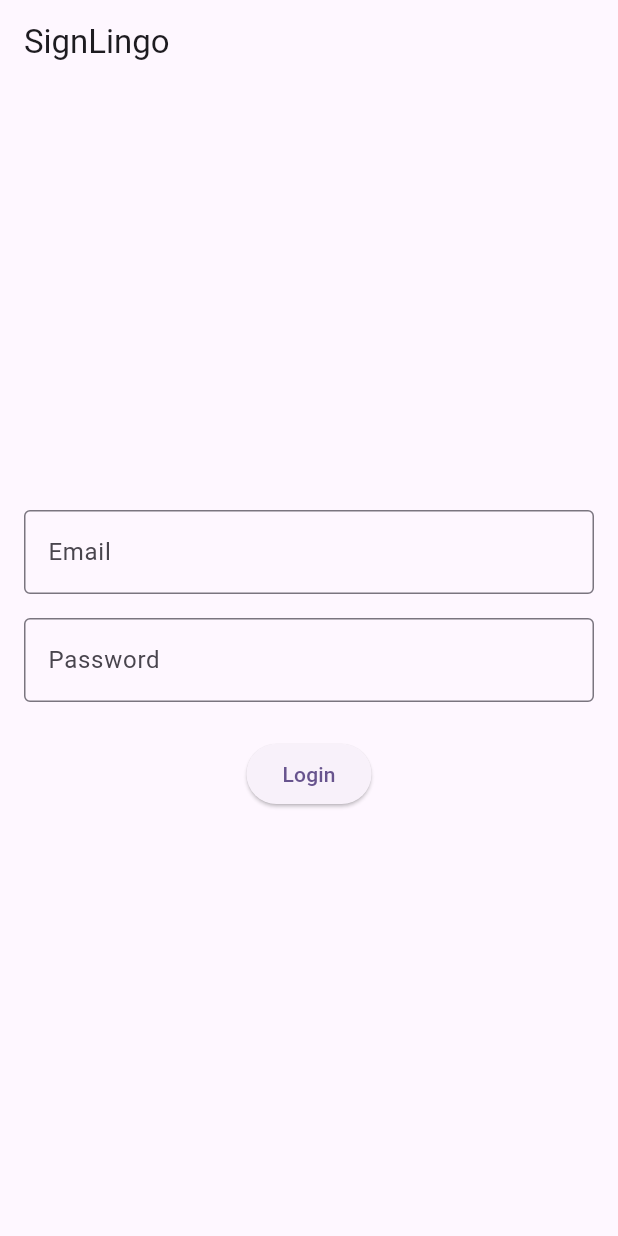
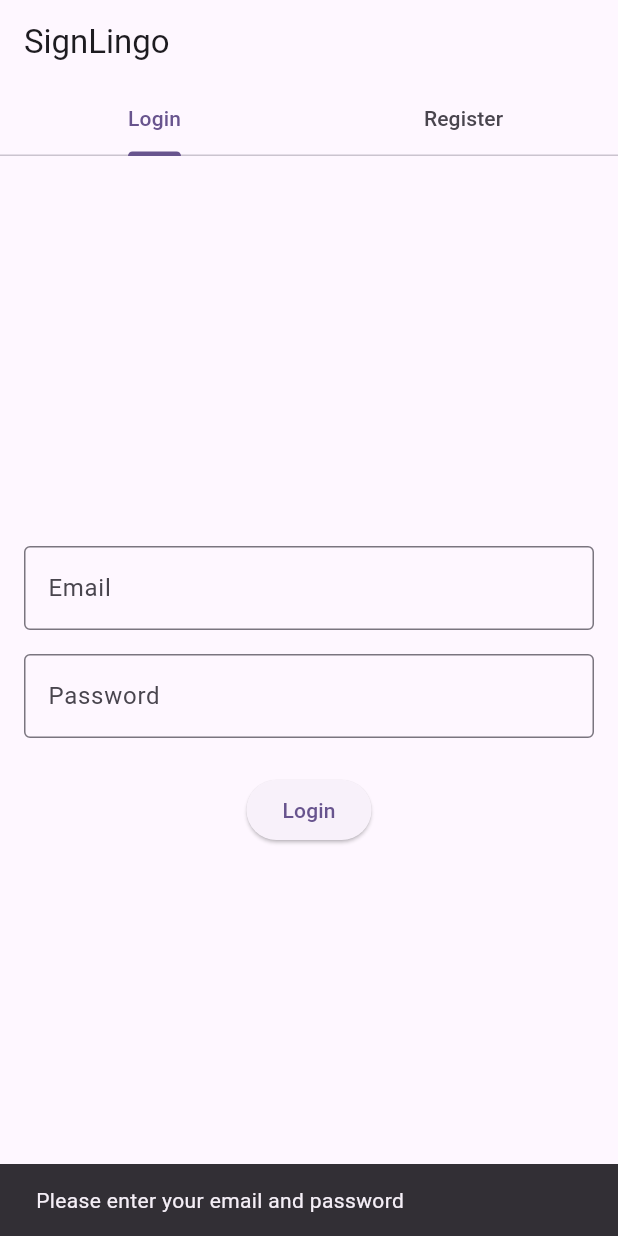
Before and after one commit to Sign-Squad/SignLingo-Aplicacion-Movil, a Flutter app: the screen it shows after launch, after a tap on "Login", on a phone screen of 412 x 824 dp. Run offline on Flutter 3.47's test engine with Material 3 defaults, Android fonts, the phone set to English and light mode, and no system bars.

Commit message:
Add files via upload

```diff
--- a/lib/main.dart
+++ b/lib/main.dart
@@ -13,7 +13,7 @@ class MyApp extends StatelessWidget {
   @override
   Widget build(BuildContext context) {
     return MaterialApp(
-      title: 'Flutter Demo',
+      title: 'Flutter',
       theme: ThemeData(
 
         colorScheme: ColorScheme.fromSeed(seedColor: Colors.deepPurple),
--- a/lib/screens/loginRegister.dart
+++ b/lib/screens/loginRegister.dart
@@ -1,5 +1,6 @@
 import 'package:flutter/material.dart';
-import 'package:signlingo_aplicacion_movil/screens/home.dart';
+
+import 'home.dart';
 
 void main() {
   runApp(const MyApp());
@@ -13,7 +14,7 @@ class MyApp extends StatelessWidget {
     return MaterialApp(
       title: "LoginRegister",
       theme: ThemeData(
-        primarySwatch: Colors.blueGrey
+        primarySwatch: Colors.blueGrey,
       ),
       home: const LoginRegister(),
     );
@@ -27,31 +28,66 @@ class LoginRegister extends StatefulWidget {
   _LoginRegisterPage createState() => _LoginRegisterPage();
 }
 
-class _LoginRegisterPage extends State<LoginRegister>{
+class _LoginRegisterPage extends State<LoginRegister> with SingleTickerProviderStateMixin {
   final TextEditingController _emailController = TextEditingController();
   final TextEditingController _passwordController = TextEditingController();
+
+  late TabController _tabController;
+
+  @override
+  void initState() {
+    super.initState();
+    _tabController = TabController(length: 2, vsync: this);
+  }
 
   void _login() {
     final email = _emailController.text;
     final password = _passwordController.text;
 
-    if(email != "" && password != "") {
+    if (email.isNotEmpty && password.isNotEmpty) {
       ScaffoldMessenger.of(context).showSnackBar(
-        const SnackBar(content: Text("Welcome"))
+        const SnackBar(content: Text("Welcome")),
       );
-      Navigator.pushReplacement(context, MaterialPageRoute(builder: (context) => const Home()));
+      Navigator.pushReplacement(
+        context,
+        MaterialPageRoute(builder: (context) => const Home()),
+      );
+    } else {
+      ScaffoldMessenger.of(context).showSnackBar(
+        const SnackBar(content: Text("Please enter your email and password")),
+      );
     }
   }
 
   @override
+  void dispose() {
+    _tabController.dispose();
+    _emailController.dispose();
+    _passwordController.dispose();
+    super.dispose();
+  }
+
+  @override
   Widget build(BuildContext context) {
-
     return Scaffold(
-      appBar: AppBar(title: const Text("SignLingo")),
-      body: Padding(
-
+      appBar: AppBar(
+        title: const Text("SignLingo"),
+        bottom: TabBar(
+          controller: _tabController,
+          tabs: const [
+            Tab(text: "Login"),
+            Tab(text: "Register"),
+          ],
+        ),
+      ),
+      body: TabBarView(
+        controller: _tabController,
+        children: [
+          // Login Tab
+          Padding(
             padding: const EdgeInsets.all(16.0),
-        child: Column(mainAxisAlignment: MainAxisAlignment.center,
+            child: Column(
+              mainAxisAlignment: MainAxisAlignment.center,
               children: [
 
                 TextField(
@@ -64,25 +100,56 @@ class _LoginRegisterPage extends State<LoginRegister>{
                 ),
 
                 const SizedBox(height: 16.0),
-
                 TextField(
                   controller: _passwordController,
                   obscureText: true,
                   decoration: const InputDecoration(
                     labelText: "Password",
-                border: OutlineInputBorder()
+                    border: OutlineInputBorder(),
                   ),
                 ),
 
-            const SizedBox(height: 24.0,),
+                const SizedBox(height: 24.0),
                 ElevatedButton(
                   onPressed: _login,
-              child: const Text("Login")
-            )
-
+                  child: const Text("Login"),
+                ),
               ],
             ),
-      )
+          ),
+          // Register Tab
+          Padding(
+            padding: const EdgeInsets.all(16.0),
+            child: Column(
+              mainAxisAlignment: MainAxisAlignment.center,
+              children: [
+
+                const TextField(
+                  decoration: InputDecoration(
+                    labelText: "Email",
+                    border: OutlineInputBorder(),
+                  ),
+                ),
+
+                const SizedBox(height: 16.0),
+                const TextField(
+                  obscureText: true,
+                  decoration: InputDecoration(
+                    labelText: "Password",
+                    border: OutlineInputBorder(),
+                  ),
+                ),
+
+                const SizedBox(height: 24.0),
+                ElevatedButton(
+                  onPressed: null,
+                  child: const Text("Register"),
+                ),
+              ],
+            ),
+          ),
+        ],
+      ),
     );
   }
 }
```
Lines whose indentation alone changed are shown as unchanged.
